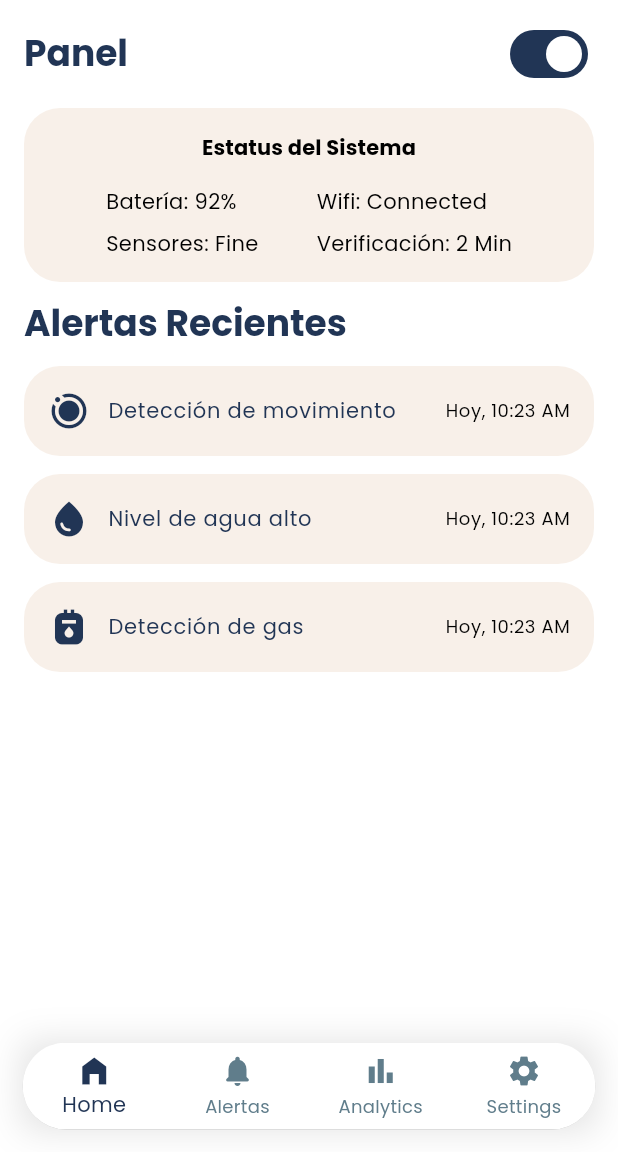
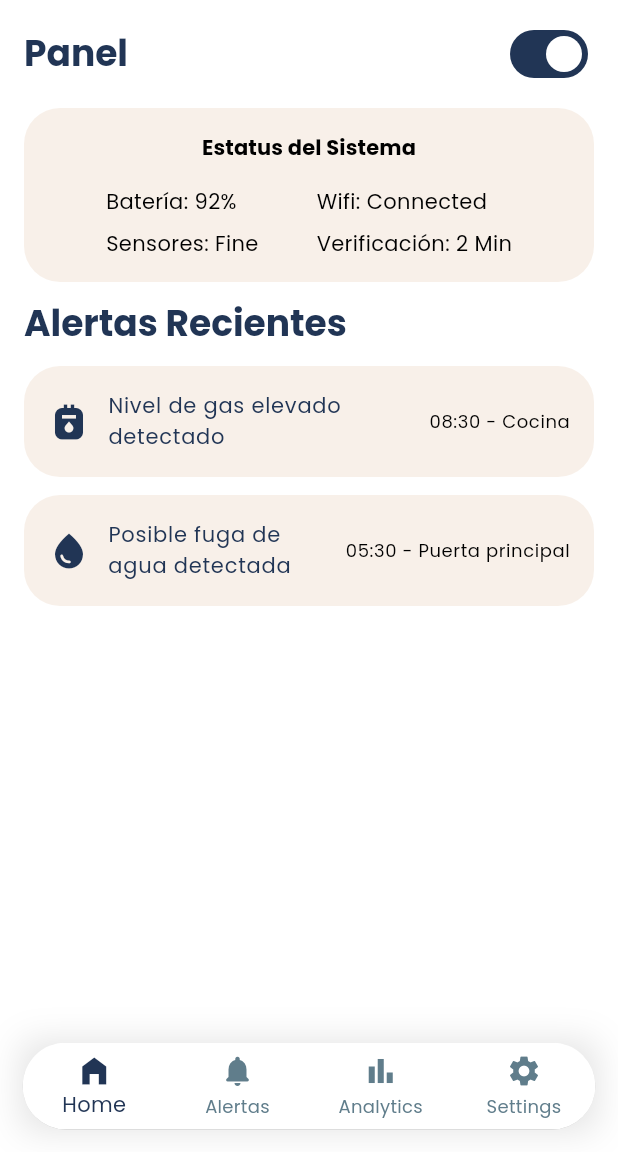
Before and after one commit to DiegoAragon13/awasApp, a Flutter app: the screen it shows after launch, on a phone screen of 412 x 824 dp, the part 84-1236 px from its top. Run offline on Flutter 3.47's test engine with Material 3 defaults, Android fonts, the phone set to English and light mode, and no system bars; our stand-ins replace google_fonts, syncfusion_flutter_charts.

Commit message:
mismas alertas que el provider

```diff
--- a/lib/Pages/home.dart
+++ b/lib/Pages/home.dart
@@ -1,34 +1,24 @@
 import 'package:flutter/material.dart';
+import 'package:provider/provider.dart';
 import 'package:awas_app/widgets/system_panel_home.dart';
+import '../providers/AlertsProvider.dart';
 import '../widgets/alert_home.dart';
 
 class HomePage extends StatelessWidget {
   const HomePage({super.key});
 
-
   @override
   Widget build(BuildContext context) {
     final theme = Theme.of(context);
-    // Usamos ValueNotifier para manejar el estado en un StatelessWidget
     final panelEnabled = ValueNotifier<bool>(true);
 
-    final List<Map<String, dynamic>> alerts = [
-      {
-        'icon': Icons.motion_photos_on,
-        'title': 'Detección de movimiento',
-        'time': 'Hoy, 10:23 AM'
-      },
-      {
-        'icon': Icons.water_drop,
-        'title': 'Nivel de agua alto',
-        'time': 'Hoy, 10:23 AM'
-      },
-      {
-        'icon': Icons.gas_meter,
-        'title': 'Detección de gas',
-        'time': 'Hoy, 10:23 AM'
-      },
-    ];
+    // Obtenemos el provider
+    final alertsProvider = Provider.of<AlertsProvider>(context);
+
+    // Filtramos solo las alertas recientes (últimas 24 horas)
+    final recentAlerts = alertsProvider.alerts.where(
+          (alert) => alert.timestamp.isAfter(DateTime.now().subtract(const Duration(hours: 24))),
+    ).toList();
 
     return Scaffold(
       body: SafeArea(
@@ -36,7 +26,7 @@ class HomePage extends StatelessWidget {
           child: Column(
             crossAxisAlignment: CrossAxisAlignment.start,
             children: [
-              // Toggle y panel en un ValueListenableBuilder
+              // Toggle y panel
               Padding(
                 padding: const EdgeInsets.symmetric(horizontal: 16, vertical: 12),
                 child: ValueListenableBuilder<bool>(
@@ -59,7 +49,7 @@ class HomePage extends StatelessWidget {
                 ),
               ),
 
-              // SystemPanel solo cuando panelEnabled = true
+              // Mostrar el panel si está activado
               ValueListenableBuilder<bool>(
                 valueListenable: panelEnabled,
                 builder: (context, enabled, _) {
@@ -80,21 +70,32 @@ class HomePage extends StatelessWidget {
                 ),
               ),
 
-              // Lista de alertas
+              // Lista de alertas recientes
+              if (recentAlerts.isNotEmpty)
                 ListView.separated(
                   shrinkWrap: true,
                   physics: const NeverScrollableScrollPhysics(),
                   padding: const EdgeInsets.symmetric(horizontal: 16),
-                itemCount: alerts.length,
+                  itemCount: recentAlerts.length,
                   separatorBuilder: (_, __) => const SizedBox(height: 12),
                   itemBuilder: (context, index) {
-                  final alert = alerts[index];
+                    final alert = recentAlerts[index];
                     return AlertCard(
-                    icon: alert['icon'] as IconData,
-                    title: alert['title'] as String,
-                    time: alert['time'] as String,
+                      icon: alert.type == 'Gas'
+                          ? Icons.gas_meter
+                          : alert.type == 'Agua'
+                          ? Icons.water_drop
+                          : Icons.motion_photos_on,
+                      title: alert.message,
+                      time:
+                      '${alert.timestamp.hour.toString().padLeft(2, '0')}:${alert.timestamp.minute.toString().padLeft(2, '0')} - ${alert.location}',
                     );
                   },
+                )
+              else
+                Padding(
+                  padding: const EdgeInsets.symmetric(horizontal: 16),
+                  child: Text('No hay alertas recientes.'),
                 ),
 
               const SizedBox(height: 80),
```
Lines whose indentation alone changed are shown as unchanged.
